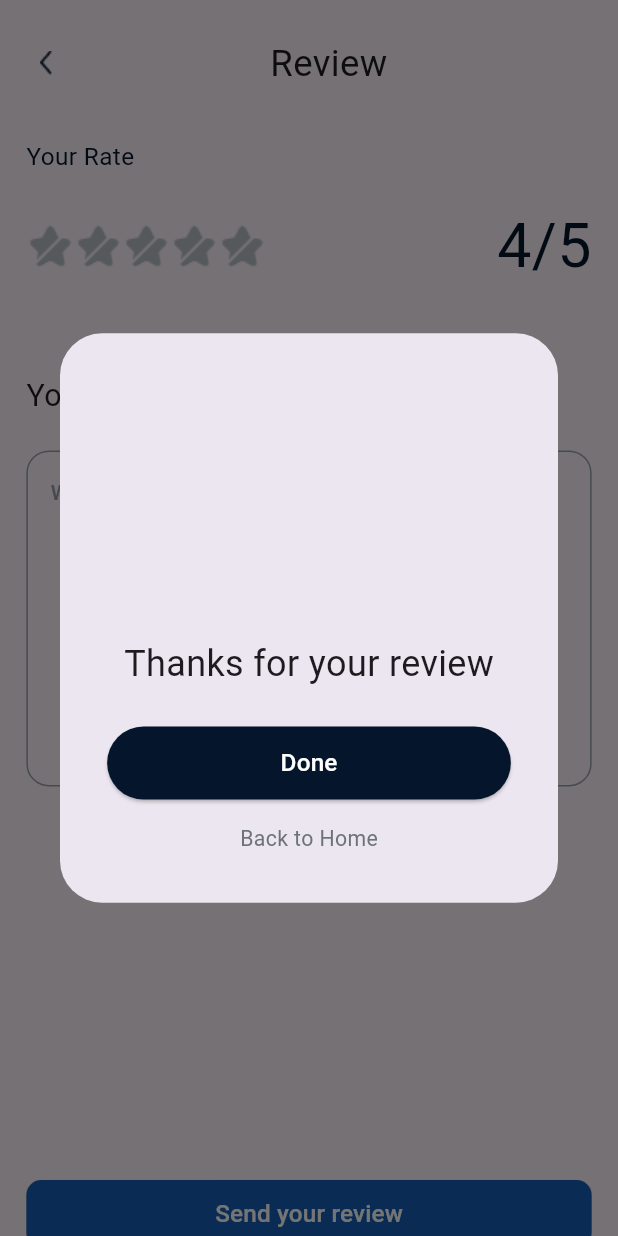
After one commit to Huma-volve/Round-8-mobile-Cure-team1, a Flutter app: the AddReviewScreen screen opened by its route, after a tap on "Send your review", on a phone screen of 412 x 824 dp. The commit adds this screen. Run offline on Flutter 3.47's test engine with Material 3 defaults, Android fonts, the phone set to English and light mode, and no system bars; our stand-ins replace cross_file, flutter_bloc, flutter_screenutil, flutter_svg, freezed_annotation, get_it and 8 more; missing offline and left inert: mobkit_dashed_border; accounts and stored records are empty; Roboto replaces fonts that are missing (Montserrat, georgia).

Commit message:
finish add review screen ui

```diff
--- a/lib/core/style/colors/colors_light.dart
+++ b/lib/core/style/colors/colors_light.dart
@@ -20,5 +20,6 @@ class ColorsLight {
  static const Color darkGrey = Color(0xff404448);
  static const Color green = Color(0xff4CAF50);
  static const Color lightGreen = Color(0xFFEDF7EE);
+  static const Color coolGrey = Color(0xFF99A2AB);
 
 }
--- a/lib/core/utils/assets.dart
+++ b/lib/core/utils/assets.dart
@@ -3,6 +3,8 @@ class Assets {
   Assets._();
 
   static const String resourceImagesActiveCheckedIcon = "assets/images/active_checked_icon.png";
+
+  static const String resourceImagesActiveStar = "assets/images/active_star.png";
 
   static const String resourceImagesAddReview = "assets/images/add_review.png";
 
@@ -33,6 +35,8 @@ class Assets {
   static const String resourceImagesIconGoogle = "assets/images/icon_google.png";
 
   static const String resourceImagesIconSplash = "assets/images/icon_splash.png";
+
+  static const String resourceImagesInActiveStar = "assets/images/in_active_star.png";
 
   static const String resourceImagesJana = "assets/images/jana.png";
 
@@ -70,10 +74,6 @@ class Assets {
 
   static const String resourceImagesStar = "assets/images/star.png";
 
-  static const String resourceImagesStarEmpty = "assets/images/star_empty.png";
-
-  static const String resourceImagesStarFull = "assets/images/star_full.png";
-
   static const String resourceImagesTime = "assets/images/time.png";
 
   static const String resourceImagesTrashBinTrash = "assets/images/Trash_Bin_Trash.svg";
--- a/lib/features/Booking/presentation/screens/add_review_screen.dart
+++ b/lib/features/Booking/presentation/screens/add_review_screen.dart
@@ -1,3 +1,4 @@
+import 'package:cure_team_1/features/Booking/presentation/widgets/add_review_screen_body.dart';
 import 'package:flutter/material.dart';
 
 class AddReviewScreen extends StatelessWidget {
@@ -5,8 +6,8 @@ class AddReviewScreen extends StatelessWidget {
 
   @override
   Widget build(BuildContext context) {
-    return Scaffold(
-      body: ,
-    )
+    return const Scaffold(
+      body: AddReviewScreenBody(),
+    );
   }
 }
--- /dev/null
+++ b/lib/features/Booking/presentation/widgets/add_review_screen_body.dart
@@ -0,0 +1,57 @@
+
+import 'package:cure_team_1/core/style/theme/app_text_styles.dart';
+import 'package:cure_team_1/features/Booking/presentation/widgets/custom_text_fild.dart';
+import 'package:cure_team_1/features/Booking/presentation/widgets/doctor_details_screen_appbar.dart';
+import 'package:cure_team_1/features/Booking/presentation/widgets/rating_with_star.dart';
+import 'package:cure_team_1/features/Booking/presentation/widgets/send_your_review_button.dart';
+import 'package:flutter/material.dart';
+import 'package:flutter_screenutil/flutter_screenutil.dart';
+
+class AddReviewScreenBody extends StatefulWidget {
+  const AddReviewScreenBody({super.key});
+
+  @override
+  State<AddReviewScreenBody> createState() => _AddReviewScreenBodyState();
+}
+
+class _AddReviewScreenBodyState extends State<AddReviewScreenBody> {
+
+  @override
+  Widget build(BuildContext context) {
+    return  Padding(
+      padding:  EdgeInsets.symmetric(horizontal: 16.w),
+      child: ListView(
+        children: [
+          Column(
+            crossAxisAlignment: CrossAxisAlignment.start,
+            children: [
+          SizedBox(height: 24.h,),
+          const DoctorDetailsAppBar(title: 'Review',ismessageIconEnable: false,),
+          SizedBox(height: 33.h,),
+
+          Text('Your Rate',style: AppTextStyles.georgiaRegular16,),
+          SizedBox(height: 19.h,),
+              Row(
+          children: [
+            const RatingWithStar(),
+            const Spacer(),
+            Text('4/5',style: AppTextStyles.georgiaRegular40,),
+
+          ],
+              ),
+               SizedBox(height: 56.h,),
+              Text('Your review',style: AppTextStyles.georgiaRegular20,),
+              SizedBox(height: 21.h,),
+         const   CustomTextFild(),
+          SizedBox(height: 257.h,),
+         const SendYourReviewButton(),
+
+
+        ],
+      ),
+    ]));
+  }
+
+
+
+}
--- a/lib/features/Booking/presentation/widgets/comment_desplay_rate.dart
+++ b/lib/features/Booking/presentation/widgets/comment_desplay_rate.dart
@@ -25,7 +25,7 @@ class CommentDisplayRate extends StatelessWidget {
         padding:  EdgeInsets.symmetric(horizontal: 14.w,vertical: 12.h),
         child: Row(
          children: [
-         Image.asset(Assets.resourceImagesStarFull),
+         Image.asset(Assets.resourceImagesActiveStar),
          Text('4.5',style: AppTextStyles.plusJakartaSansbold16)
         ],),
       ),
--- /dev/null
+++ b/lib/features/Booking/presentation/widgets/custom_text_fild.dart
@@ -0,0 +1,28 @@
+import 'package:cure_team_1/core/style/colors/colors_light.dart';
+import 'package:cure_team_1/core/style/theme/app_text_styles.dart';
+import 'package:flutter/material.dart';
+
+class CustomTextFild extends StatelessWidget {
+  const CustomTextFild({super.key});
+
+  @override
+  Widget build(BuildContext context) {
+    return  TextField(
+
+              maxLines: 8,
+              decoration: InputDecoration(
+                hintText: 'Write your review',
+                hintStyle: AppTextStyles.montserratMedum16.copyWith(fontSize: 14,color: ColorsLight.coolGrey),
+          border: buildOutlineInputBorder(),
+          enabledBorder: buildOutlineInputBorder(),
+          focusedBorder: buildOutlineInputBorder()
+              ),
+             );
+  }
+}
+ OutlineInputBorder buildOutlineInputBorder() {
+    return OutlineInputBorder(
+      borderSide:const BorderSide(width: 1,color: ColorsLight.coolGrey),
+      borderRadius: BorderRadius.circular(15)
+    );
+  }
--- a/lib/features/Booking/presentation/widgets/doctor_details_screen_appbar.dart
+++ b/lib/features/Booking/presentation/widgets/doctor_details_screen_appbar.dart
@@ -1,4 +1,5 @@
 
+import 'package:cure_team_1/core/constants/app_route.dart';
 import 'package:cure_team_1/core/style/theme/app_text_styles.dart';
 import 'package:cure_team_1/core/utils/assets.dart';
 import 'package:flutter/material.dart';
@@ -17,7 +18,7 @@ final bool ismessageIconEnable;
       children: [
         GestureDetector(
           onTap: () {
-          GoRouter.of(context).pop();
+          context.go(AppRoute.doctorDetails);
           },
           child: Container(
             height: 24.h,
--- /dev/null
+++ b/lib/features/Booking/presentation/widgets/functions/build_dialog.dart
@@ -0,0 +1,34 @@
+
+  import 'package:cure_team_1/core/style/colors/colors_light.dart';
+import 'package:cure_team_1/core/style/theme/app_text_styles.dart';
+import 'package:flutter/material.dart';
+import 'package:flutter_screenutil/flutter_screenutil.dart';
+
+Future<dynamic> buildDialog(BuildContext context) {
+    return showDialog(context: context, builder: (context)=>Dialog(
+     child: Container(
+       height: 374.h,
+       width: 341.w,
+       decoration: BoxDecoration(
+         borderRadius: BorderRadius.circular(48)
+       ),
+       child: Column(
+         children: [
+           Spacer(),
+           Text('Thanks for your review',style: AppTextStyles.georgiaRegular20.copyWith(fontSize: 24),),
+             SizedBox(height: 24.h,),
+           ElevatedButton(
+             style: ElevatedButton.styleFrom(
+
+               fixedSize: Size(245.w, 48.h),
+               backgroundColor: ColorsLight.prussianBlue
+             ),
+             onPressed: (){}, child: Text('Done',style: AppTextStyles.montserratMedum16.copyWith(color: Colors.white),)),
+               SizedBox(height: 16.h,),
+             Text('Back to Home',style: AppTextStyles.georgiaRegular14,),
+                SizedBox(height: 32.h,),
+         ],
+       ),
+     ),
+   ));
+  }
--- /dev/null
+++ b/lib/features/Booking/presentation/widgets/functions/get_image.dart
@@ -0,0 +1,12 @@
+import 'package:cure_team_1/core/utils/assets.dart';
+import 'package:flutter/material.dart';
+
+Widget? getimage(int index,List<int >activeStar) {
+    for(var item in activeStar)
+    {
+      if(index==item)return Image.asset(Assets.resourceImagesActiveStar);
+
+    }
+    return  Image.asset(Assets.resourceImagesInActiveStar);
+
+}
--- a/lib/features/Booking/presentation/widgets/rating_logic.dart
+++ b/lib/features/Booking/presentation/widgets/rating_logic.dart
@@ -16,9 +16,9 @@ class RatingLogic extends StatelessWidget {
       children: List.generate(5, (index){
         if(index+1<rate)
         {
-        return Image.asset(Assets.resourceImagesStarFull);
+        return Image.asset(Assets.resourceImagesActiveStar);
         }
-       return Image.asset(Assets.resourceImagesStarEmpty);
+       return Image.asset(Assets.resourceImagesInActiveStar);
       }),
     );
   }
--- /dev/null
+++ b/lib/features/Booking/presentation/widgets/rating_with_star.dart
@@ -0,0 +1,38 @@
+import 'package:cure_team_1/core/utils/assets.dart';
+import 'package:cure_team_1/features/Booking/presentation/widgets/functions/get_image.dart';
+import 'package:flutter/material.dart';
+
+class RatingWithStar extends StatefulWidget {
+  const RatingWithStar({super.key});
+
+  @override
+  State<RatingWithStar> createState() => _RatingWithStarState();
+}
+
+class _RatingWithStarState extends State<RatingWithStar> {
+   List<int> activeStar=[];
+  @override
+  Widget build(BuildContext context) {
+    return   Row(
+        children:  emptyStar.asMap().entries.map((e){
+
+return GestureDetector(
+  onTap: () {
+    setState(() {
+      activeStar.add(e.key);
+    });
+  },
+
+  child:getimage(e.key,activeStar));
+        }).toList(),
+      );
+  }
+}
+
+List<String>emptyStar=[
+  Assets.resourceImagesInActiveStar,
+   Assets.resourceImagesInActiveStar,
+   Assets.resourceImagesInActiveStar,
+   Assets.resourceImagesInActiveStar,
+    Assets.resourceImagesInActiveStar,
+];
--- /dev/null
+++ b/lib/features/Booking/presentation/widgets/send_your_review_button.dart
@@ -0,0 +1,21 @@
+
+import 'package:cure_team_1/features/Booking/presentation/widgets/custom_elevated_button.dart';
+import 'package:cure_team_1/features/Booking/presentation/widgets/functions/build_dialog.dart';
+import 'package:flutter/material.dart';
+
+class SendYourReviewButton extends StatelessWidget {
+  const SendYourReviewButton({
+    super.key,
+  });
+
+  @override
+  Widget build(BuildContext context) {
+    return CustomElevatedButton(
+     buttonName: 'Send your review',
+     onPressed: () =>buildDialog(context)
+
+
+
+     );
+  }
+}
```
Also changed, not shown: assets/images/active_star.png (added), assets/images/in_active_star.png (added).
